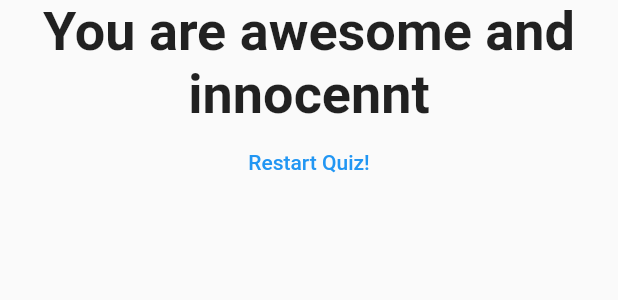
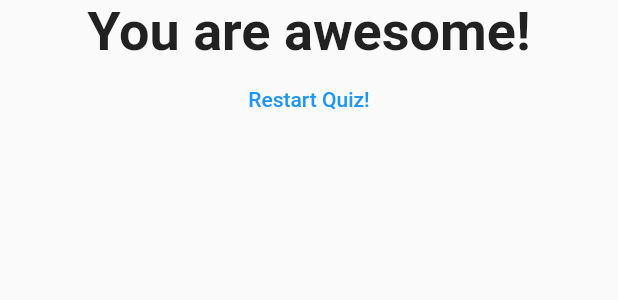
Before and after one commit to SRazaRizvi/quiz_app, a Flutter app: the Result widget shown alone on an empty page, opened directly with empty values, on a phone screen of 412 x 824 dp. Shown: the top 300 px of the screen. Run offline on Flutter 3.47's test engine with Material 2 defaults, Android fonts, the phone set to English and light mode, and no system bars.

Commit message:
Some String changes

```diff
--- a/lib/result.dart
+++ b/lib/result.dart
@@ -10,13 +10,13 @@ class Result extends StatelessWidget{
   String get resultPhrase {
     String resultText;
     if (resultScore <= 8){
-      resultText = 'You are awesome and innocennt';
+      resultText = 'You are awesome!';
     } else if (resultScore <= 12) {
       resultText = 'Pretty likabale';
     } else if (resultScore <= 16){
       resultText = 'You are strange!';
     }else{
-      resultText = 'Youare so bad!';
+      resultText = 'You are so bad!';
     }
 return resultText;
 
```
